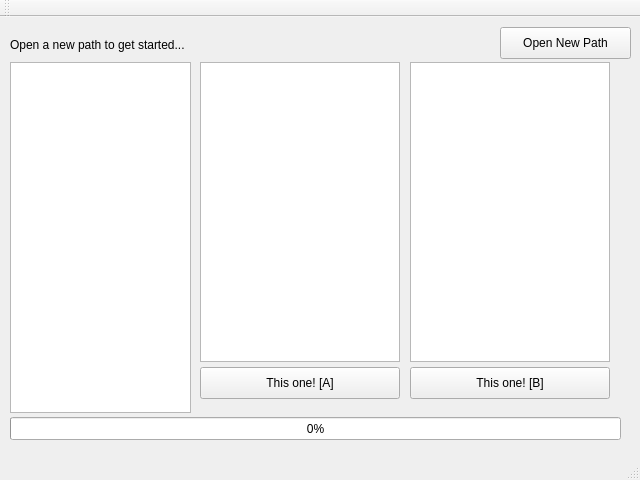
Old version of the form mainwindow.ui in the repository Simsso/Favorite-Image-Finder.
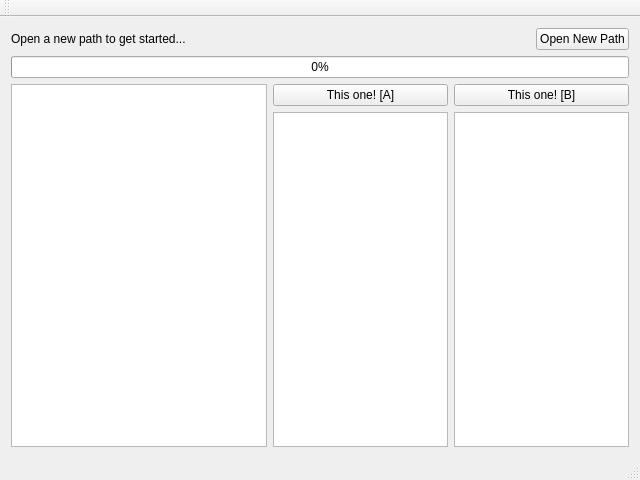
New version of the form.

Commit message: Resizeable layout and bugfixes

```diff
--- a/mainwindow.ui
+++ b/mainwindow.ui
@@ -14,104 +14,93 @@
    <string>MainWindow</string>
   </property>
   <widget class="QWidget" name="centralWidget">
-   <widget class="QPushButton" name="pushButton">
-    <property name="geometry">
-     <rect>
-      <x>500</x>
-      <y>10</y>
-      <width>131</width>
-      <height>32</height>
-     </rect>
-    </property>
-    <property name="text">
-     <string>Open New Path</string>
-    </property>
-   </widget>
-   <widget class="QLabel" name="labelPath">
-    <property name="geometry">
-     <rect>
-      <x>10</x>
-      <y>20</y>
-      <width>491</width>
-      <height>16</height>
-     </rect>
-    </property>
-    <property name="text">
-     <string>Open a new path to get started...</string>
-    </property>
-   </widget>
-   <widget class="QListWidget" name="listWidgetFiles">
-    <property name="geometry">
-     <rect>
-      <x>10</x>
-      <y>45</y>
-      <width>181</width>
-      <height>351</height>
-     </rect>
-    </property>
-   </widget>
-   <widget class="QGraphicsView" name="graphicsViewA">
-    <property name="geometry">
-     <rect>
-      <x>200</x>
-      <y>45</y>
-      <width>200</width>
-      <height>300</height>
-     </rect>
-    </property>
-   </widget>
-   <widget class="QGraphicsView" name="graphicsViewB">
-    <property name="geometry">
-     <rect>
-      <x>410</x>
-      <y>45</y>
-      <width>200</width>
-      <height>300</height>
-     </rect>
-    </property>
-   </widget>
-   <widget class="QPushButton" name="btnImgA">
-    <property name="geometry">
-     <rect>
-      <x>200</x>
-      <y>350</y>
-      <width>200</width>
-      <height>32</height>
-     </rect>
-    </property>
-    <property name="text">
-     <string>This one! [A]</string>
-    </property>
-   </widget>
-   <widget class="QPushButton" name="btnImgB">
-    <property name="geometry">
-     <rect>
-      <x>410</x>
-      <y>350</y>
-      <width>200</width>
-      <height>32</height>
-     </rect>
-    </property>
-    <property name="text">
-     <string>This one! [B]</string>
-    </property>
-   </widget>
-   <widget class="QProgressBar" name="mainProgress">
-    <property name="geometry">
-     <rect>
-      <x>10</x>
-      <y>400</y>
-      <width>611</width>
-      <height>23</height>
-     </rect>
-    </property>
-    <property name="maximum">
-     <number>1000</number>
-    </property>
-    <property name="value">
-     <number>0</number>
-    </property>
-   </widget>
+   <property name="sizePolicy">
+    <sizepolicy hsizetype="Expanding" vsizetype="Expanding">
+     <horstretch>0</horstretch>
+     <verstretch>0</verstretch>
+    </sizepolicy>
+   </property>
+   <layout class="QHBoxLayout" name="horizontalLayout_3">
+    <item>
+     <layout class="QVBoxLayout" name="verticalLayout_3" stretch="0,0,1">
+      <property name="spacing">
+       <number>-1</number>
+      </property>
+      <property name="sizeConstraint">
+       <enum>QLayout::SetNoConstraint</enum>
+      </property>
+      <item>
+       <layout class="QHBoxLayout" name="horizontalLayout_2" stretch="1,0">
+        <property name="sizeConstraint">
+         <enum>QLayout::SetNoConstraint</enum>
+        </property>
+        <item>
+         <widget class="QLabel" name="labelPath">
+          <property name="text">
+           <string>Open a new path to get started...</string>
+          </property>
+         </widget>
+        </item>
+        <item>
+         <widget class="QPushButton" name="pushButton">
+          <property name="text">
+           <string>Open New Path</string>
+          </property>
+         </widget>
+        </item>
+       </layout>
+      </item>
+      <item>
+       <widget class="QProgressBar" name="mainProgress">
+        <property name="maximum">
+         <number>1000</number>
+        </property>
+        <property name="value">
+         <number>0</number>
+        </property>
+       </widget>
+      </item>
+      <item>
+       <layout class="QHBoxLayout" name="horizontalLayout" stretch="0,1,1">
+        <property name="sizeConstraint">
+         <enum>QLayout::SetNoConstraint</enum>
+        </property>
+        <item>
+         <widget class="QListWidget" name="listWidgetFiles"/>
+        </item>
+        <item>
+         <layout class="QVBoxLayout" name="verticalLayout">
+          <item>
+           <widget class="QPushButton" name="btnImgA">
+            <property name="text">
+             <string>This one! [A]</string>
+            </property>
+           </widget>
+          </item>
+          <item>
+           <widget class="QGraphicsView" name="graphicsViewA"/>
+          </item>
+         </layout>
+        </item>
+        <item>
+         <layout class="QVBoxLayout" name="verticalLayout_2">
+          <item>
+           <widget class="QPushButton" name="btnImgB">
+            <property name="text">
+             <string>This one! [B]</string>
+            </property>
+           </widget>
+          </item>
+          <item>
+           <widget class="QGraphicsView" name="graphicsViewB"/>
+          </item>
+         </layout>
+        </item>
+       </layout>
+      </item>
+     </layout>
+    </item>
+   </layout>
   </widget>
   <widget class="QMenuBar" name="menuBar">
    <property name="geometry">
```
The commit also changes 2 other files.
